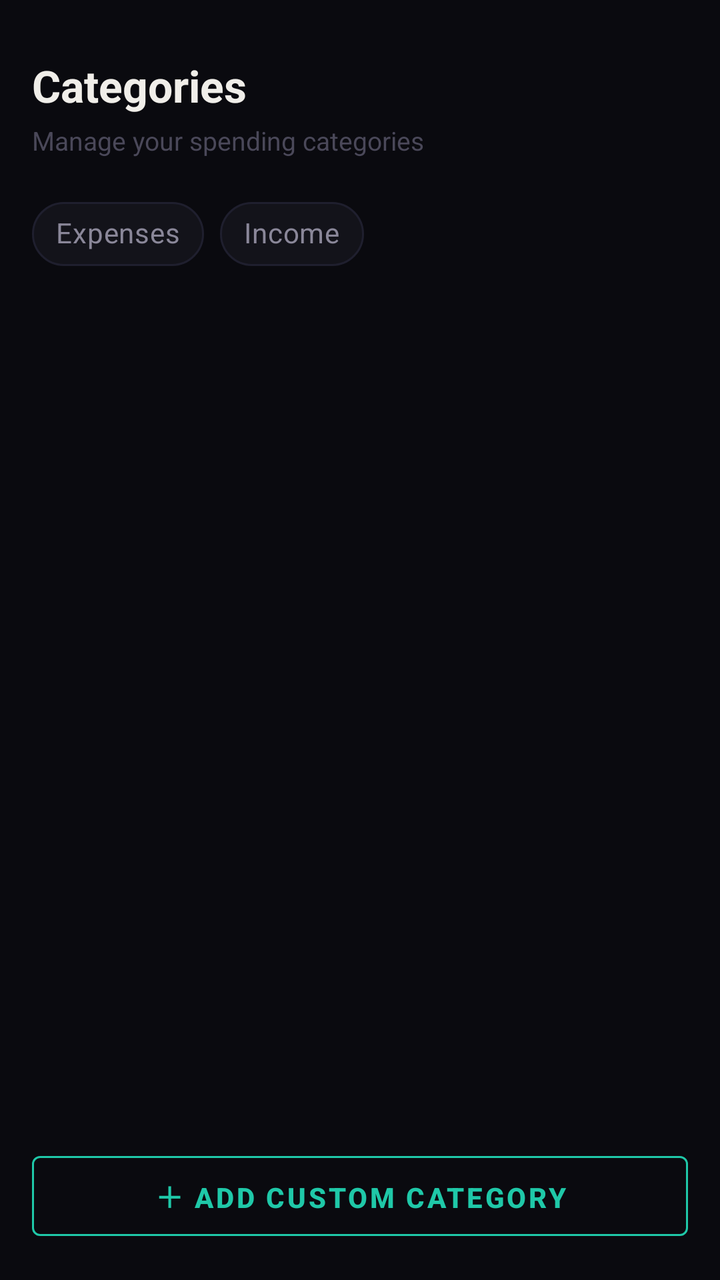
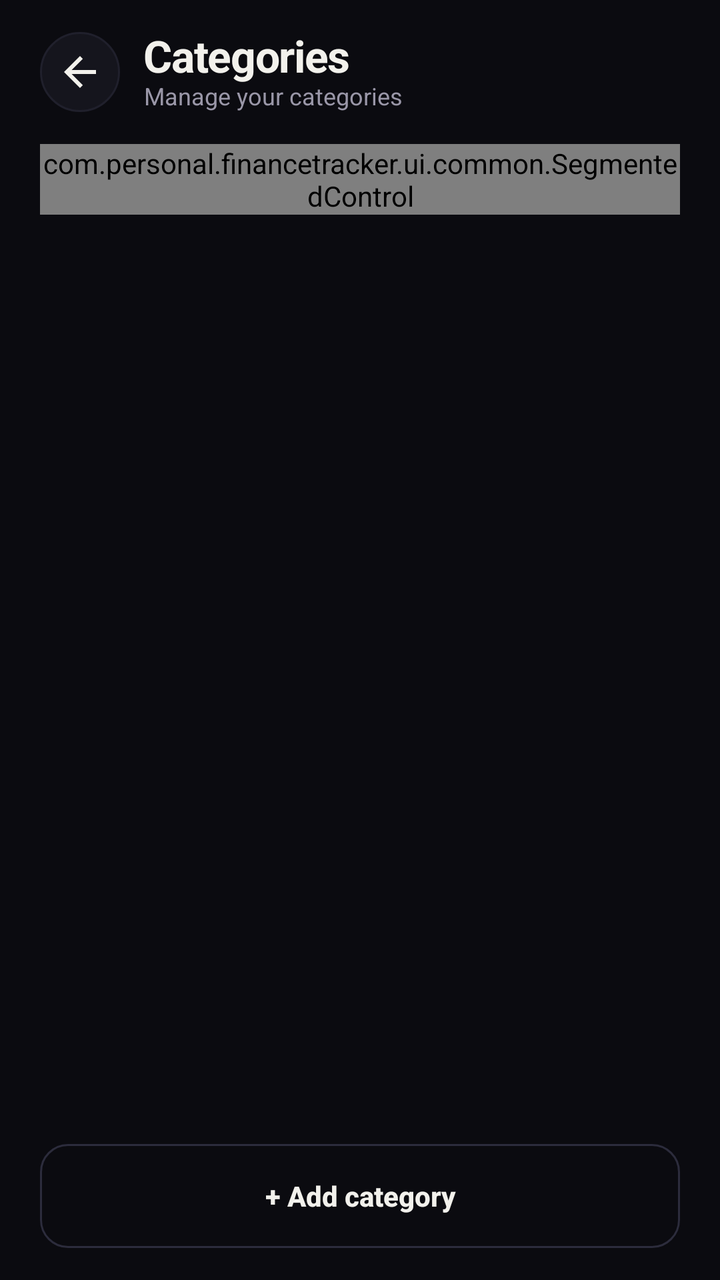

Before-and-after screenshots of an Android layout around one commit, followed by the original layout XML and the change that was made.
<!-- AndroidManifest.xml: application theme Theme.FinanceTracker -->
<!-- res/layout/fragment_categories.xml -->
<?xml version="1.0" encoding="utf-8"?>
<LinearLayout xmlns:android="http://schemas.android.com/apk/res/android"
    xmlns:app="http://schemas.android.com/apk/res-auto"
    android:layout_width="match_parent"
    android:layout_height="match_parent"
    android:orientation="vertical"
    android:background="@color/bg">

    <LinearLayout android:layout_width="match_parent" android:layout_height="wrap_content"
        android:orientation="vertical" android:paddingHorizontal="16dp"
        android:paddingTop="28dp" android:paddingBottom="8dp">

        <TextView android:layout_width="wrap_content" android:layout_height="wrap_content"
            android:text="Categories" android:textColor="@color/text_primary"
            android:textSize="22sp" android:textStyle="bold" android:layout_marginBottom="4dp"/>
        <TextView android:layout_width="wrap_content" android:layout_height="wrap_content"
            android:text="Manage your spending categories"
            android:textColor="@color/text_muted" android:textSize="13sp" android:layout_marginBottom="14dp"/>

        <com.google.android.material.chip.ChipGroup
            android:layout_width="match_parent" android:layout_height="wrap_content"
            android:layout_marginBottom="12dp" app:singleSelection="true">
            <com.google.android.material.chip.Chip android:id="@+id/chip_expense"
                android:layout_width="wrap_content" android:layout_height="wrap_content"
                android:text="Expenses" style="@style/Widget.MaterialComponents.Chip.Filter"
                android:textColor="@color/text_secondary" app:chipBackgroundColor="@color/bg_card"
                app:chipStrokeColor="@color/border" app:chipStrokeWidth="1dp"/>
            <com.google.android.material.chip.Chip android:id="@+id/chip_income"
                android:layout_width="wrap_content" android:layout_height="wrap_content"
                android:text="Income" style="@style/Widget.MaterialComponents.Chip.Filter"
                android:textColor="@color/text_secondary" app:chipBackgroundColor="@color/bg_card"
                app:chipStrokeColor="@color/border" app:chipStrokeWidth="1dp"/>
        </com.google.android.material.chip.ChipGroup>
    </LinearLayout>

    <androidx.recyclerview.widget.RecyclerView
        android:id="@+id/rv_categories"
        android:layout_width="match_parent"
        android:layout_height="0dp"
        android:layout_weight="1"
        android:paddingHorizontal="16dp"
        android:clipToPadding="false"
        android:paddingBottom="80dp"/>

    <com.google.android.material.button.MaterialButton
        android:id="@+id/btn_add_category"
        android:layout_width="match_parent"
        android:layout_height="52dp"
        android:layout_marginHorizontal="16dp"
        android:layout_marginBottom="16dp"
        android:text="＋ Add Custom Category"
        android:textSize="14sp" android:textStyle="bold"
        android:textColor="@color/accent"
        style="@style/Widget.MaterialComponents.Button.OutlinedButton"
        app:strokeColor="@color/accent"/>

</LinearLayout>
<!-- resources referenced by this layout -->
<resources>
  <color name="bg">#0A0A0F</color>
  <color name="bg_card">#13131A</color>
  <color name="border">#1F1F2E</color>
  <color name="text_muted">#4A4859</color>
  <color name="text_primary">#F0EEE9</color>
  <color name="text_secondary">#8A8799</color>
  <style name="Theme.FinanceTracker" parent="Theme.MaterialComponents.DayNight.NoActionBar">
          <item name="colorPrimary">@color/accent</item>
          <item name="colorPrimaryVariant">@color/accent_dark</item>
          <item name="colorOnPrimary">@color/on_accent</item>
          <item name="colorSecondary">@color/income</item>
          <item name="colorOnSecondary">@color/black</item>
          <item name="colorSurface">@color/bg_card</item>
          <item name="colorOnSurface">@color/text_primary</item>
          <item name="android:colorBackground">@color/bg</item>
          <item name="android:windowBackground">@color/bg</item>
          <item name="android:statusBarColor">@color/bg</item>
          <item name="android:navigationBarColor">@color/bg_card</item>
          <item name="android:textColorPrimary">@color/text_primary</item>
          <item name="android:textColorSecondary">@color/text_secondary</item>
  
          
          <item name="alertDialogTheme">@style/FinanceDialog</item>
          <item name="android:alertDialogTheme">@style/FinanceDialog</item>
          <item name="android:datePickerDialogTheme">@style/FinanceDatePicker</item>
      </style>
  <!-- drawable dialog_bg (drawable) -->
  <?xml version="1.0" encoding="utf-8"?>
  <shape xmlns:android="http://schemas.android.com/apk/res/android" android:shape="rectangle">
      <corners android:radius="18dp"/>
      <solid android:color="@color/bg_card"/>
      <stroke android:width="1dp" android:color="@color/border_light"/>
  </shape>
  <color name="border_light">#2A2A3A</color>
  <!-- unchanged entries left out for length: 8 -->
</resources>

<!-- the commit's change to res/layout/fragment_categories.xml (unified diff, before → after) -->
@@ -7,51 +7,26 @@
     android:background="@color/bg">
 
     <LinearLayout android:layout_width="match_parent" android:layout_height="wrap_content"
-        android:orientation="vertical" android:paddingHorizontal="16dp"
-        android:paddingTop="28dp" android:paddingBottom="8dp">
+        android:orientation="vertical" android:paddingHorizontal="@dimen/screen_padding" android:paddingTop="16dp">
+        <LinearLayout android:layout_width="match_parent" android:layout_height="wrap_content" android:orientation="horizontal" android:gravity="center_vertical">
+            <ImageButton android:id="@+id/btn_back" style="@style/IconButton" android:src="@drawable/ic_back" android:contentDescription="Back" android:layout_marginEnd="12dp"/>
+            <LinearLayout android:layout_width="0dp" android:layout_height="wrap_content" android:layout_weight="1" android:orientation="vertical">
+                <TextView style="@style/Text.ScreenTitle" android:layout_width="wrap_content" android:layout_height="wrap_content" android:text="@string/categories" android:textSize="22sp"/>
+                <TextView style="@style/Text.Caption" android:layout_width="wrap_content" android:layout_height="wrap_content" android:text="@string/manage_categories"/>
+            </LinearLayout>
+        </LinearLayout>
 
-        <TextView android:layout_width="wrap_content" android:layout_height="wrap_content"
-            android:text="Categories" android:textColor="@color/text_primary"
-            android:textSize="22sp" android:textStyle="bold" android:layout_marginBottom="4dp"/>
-        <TextView android:layout_width="wrap_content" android:layout_height="wrap_content"
-            android:text="Manage your spending categories"
-            android:textColor="@color/text_muted" android:textSize="13sp" android:layout_marginBottom="14dp"/>
-
-        <com.google.android.material.chip.ChipGroup
+        <com.personal.financetracker.ui.common.SegmentedControl android:id="@+id/seg_type"
             android:layout_width="match_parent" android:layout_height="wrap_content"
-            android:layout_marginBottom="12dp" app:singleSelection="true">
-            <com.google.android.material.chip.Chip android:id="@+id/chip_expense"
-                android:layout_width="wrap_content" android:layout_height="wrap_content"
-                android:text="Expenses" style="@style/Widget.MaterialComponents.Chip.Filter"
-                android:textColor="@color/text_secondary" app:chipBackgroundColor="@color/bg_card"
-                app:chipStrokeColor="@color/border" app:chipStrokeWidth="1dp"/>
-            <com.google.android.material.chip.Chip android:id="@+id/chip_income"
-                android:layout_width="wrap_content" android:layout_height="wrap_content"
-                android:text="Income" style="@style/Widget.MaterialComponents.Chip.Filter"
-                android:textColor="@color/text_secondary" app:chipBackgroundColor="@color/bg_card"
-                app:chipStrokeColor="@color/border" app:chipStrokeWidth="1dp"/>
-        </com.google.android.material.chip.ChipGroup>
+            app:segments="Expenses|Income" android:layout_marginTop="16dp" android:layout_marginBottom="8dp"/>
     </LinearLayout>
 
-    <androidx.recyclerview.widget.RecyclerView
-        android:id="@+id/rv_categories"
-        android:layout_width="match_parent"
-        android:layout_height="0dp"
-        android:layout_weight="1"
-        android:paddingHorizontal="16dp"
-        android:clipToPadding="false"
-        android:paddingBottom="80dp"/>
+    <androidx.recyclerview.widget.RecyclerView android:id="@+id/rv_categories"
+        android:layout_width="match_parent" android:layout_height="0dp" android:layout_weight="1"
+        android:paddingHorizontal="@dimen/screen_padding" android:clipToPadding="false" android:paddingBottom="16dp"/>
 
-    <com.google.android.material.button.MaterialButton
-        android:id="@+id/btn_add_category"
-        android:layout_width="match_parent"
-        android:layout_height="52dp"
-        android:layout_marginHorizontal="16dp"
-        android:layout_marginBottom="16dp"
-        android:text="＋ Add Custom Category"
-        android:textSize="14sp" android:textStyle="bold"
-        android:textColor="@color/accent"
-        style="@style/Widget.MaterialComponents.Button.OutlinedButton"
-        app:strokeColor="@color/accent"/>
-
+    <com.google.android.material.button.MaterialButton android:id="@+id/btn_add_category" style="@style/GhostButton"
+        android:layout_width="match_parent" android:layout_height="52dp"
+        android:layout_marginHorizontal="@dimen/screen_padding" android:layout_marginBottom="16dp"
+        android:text="+ Add category"/>
 </LinearLayout>
<!-- resource entries referenced after the edit -->
@@ -1,11 +1,62 @@
 <!-- resources referenced by this layout -->
 <resources>
-  <color name="bg">#0A0A0F</color>
-  <color name="bg_card">#13131A</color>
-  <color name="border">#1F1F2E</color>
-  <color name="text_muted">#4A4859</color>
-  <color name="text_primary">#F0EEE9</color>
-  <color name="text_secondary">#8A8799</color>
+  <color name="bg">#0B0B10</color>
+  <dimen name="screen_padding">20dp</dimen>
+  <!-- drawable ic_back (drawable) -->
+  <?xml version="1.0" encoding="utf-8"?>
+  <vector xmlns:android="http://schemas.android.com/apk/res/android"
+      android:width="24dp" android:height="24dp"
+      android:viewportWidth="24" android:viewportHeight="24">
+      <path android:fillColor="#FFFFFFFF" android:pathData="M20,11H7.83l5.59,-5.59L12,4l-8,8 8,8 1.41,-1.41L7.83,13H20v-2z"/>
+  </vector>
+  <string name="categories">Categories</string>
+  <string name="manage_categories">Manage your categories</string>
+  <style name="GhostButton" parent="Widget.MaterialComponents.Button.OutlinedButton">
+          <item name="android:textSize">14sp</item>
+          <item name="android:textStyle">bold</item>
+          <item name="android:textColor">@color/text_primary</item>
+          <item name="strokeColor">@color/border_light</item>
+          <item name="cornerRadius">14dp</item>
+          <item name="android:letterSpacing">0</item>
+          <item name="android:textAllCaps">false</item>
+          <item name="android:insetTop">0dp</item>
+          <item name="android:insetBottom">0dp</item>
+      </style>
+  <style name="IconButton">
+          <item name="android:layout_width">40dp</item>
+          <item name="android:layout_height">40dp</item>
+          <item name="android:background">@drawable/icon_button_bg</item>
+          <item name="android:scaleType">center</item>
+          <item name="tint">@color/text_primary</item>
+      </style>
+  <style name="Text.Caption">
+          <item name="android:textSize">12sp</item>
+          <item name="android:textColor">@color/text_secondary</item>
+      </style>
+  <style name="Text.ScreenTitle">
+          <item name="android:textSize">26sp</item>
+          <item name="android:textStyle">bold</item>
+          <item name="android:letterSpacing">-0.02</item>
+      </style>
+  <color name="bg_card">#15151D</color>
+  <color name="expense">#FF5C7A</color>
+  <style name="FinanceBottomSheet" parent="Theme.MaterialComponents.DayNight.BottomSheetDialog">
+          <item name="bottomSheetStyle">@style/FinanceBottomSheetStyle</item>
+          <item name="android:navigationBarColor">@color/bg_card</item>
+      </style>
+  <style name="FinanceSnackbar" parent="Widget.MaterialComponents.Snackbar">
+          <item name="backgroundTint">@color/bg_elevated</item>
+      </style>
+  <style name="FinanceSnackbarText" parent="Widget.MaterialComponents.Snackbar.TextView">
+          <item name="android:textColor">@color/text_primary</item>
+      </style>
+  <style name="FinanceSnackbarButton" parent="Widget.MaterialComponents.Button.TextButton.Snackbar">
+          <item name="android:textColor">@color/accent</item>
+      </style>
+  <color name="bg_hover">#26263A</color>
+  <color name="border">#20202C</color>
+  <color name="text_primary">#F2F1EC</color>
+  <color name="text_secondary">#9A97A8</color>
   <style name="Theme.FinanceTracker" parent="Theme.MaterialComponents.DayNight.NoActionBar">
           <item name="colorPrimary">@color/accent</item>
           <item name="colorPrimaryVariant">@color/accent_dark</item>
@@ -14,26 +65,51 @@
           <item name="colorOnSecondary">@color/black</item>
           <item name="colorSurface">@color/bg_card</item>
           <item name="colorOnSurface">@color/text_primary</item>
+          <item name="colorError">@color/expense</item>
           <item name="android:colorBackground">@color/bg</item>
           <item name="android:windowBackground">@color/bg</item>
           <item name="android:statusBarColor">@color/bg</item>
           <item name="android:navigationBarColor">@color/bg_card</item>
           <item name="android:textColorPrimary">@color/text_primary</item>
           <item name="android:textColorSecondary">@color/text_secondary</item>
+          <item name="android:windowLightStatusBar">false</item>
   
-          
           <item name="alertDialogTheme">@style/FinanceDialog</item>
           <item name="android:alertDialogTheme">@style/FinanceDialog</item>
           <item name="android:datePickerDialogTheme">@style/FinanceDatePicker</item>
+          <item name="bottomSheetDialogTheme">@style/FinanceBottomSheet</item>
+          <item name="snackbarStyle">@style/FinanceSnackbar</item>
+          <item name="snackbarTextViewStyle">@style/FinanceSnackbarText</item>
+          <item name="snackbarButtonStyle">@style/FinanceSnackbarButton</item>
       </style>
   <!-- drawable dialog_bg (drawable) -->
   <?xml version="1.0" encoding="utf-8"?>
   <shape xmlns:android="http://schemas.android.com/apk/res/android" android:shape="rectangle">
-      <corners android:radius="18dp"/>
+      <corners android:radius="22dp"/>
       <solid android:color="@color/bg_card"/>
       <stroke android:width="1dp" android:color="@color/border_light"/>
   </shape>
-  <color name="border_light">#2A2A3A</color>
+  <style name="FinanceBottomSheetStyle" parent="Widget.MaterialComponents.BottomSheet.Modal">
+          <item name="backgroundTint">@color/bg_card</item>
+          <item name="shapeAppearanceOverlay">@style/FinanceBottomSheetShape</item>
+      </style>
+  <color name="bg_elevated">#1E1E2A</color>
+  <style name="FinanceBottomSheetShape" parent="">
+          <item name="cornerFamily">rounded</item>
+          <item name="cornerSizeTopLeft">24dp</item>
+          <item name="cornerSizeTopRight">24dp</item>
+      </style>
+  <color name="border_light">#2C2C3C</color>
+  <!-- drawable icon_button_bg (drawable) -->
+  <?xml version="1.0" encoding="utf-8"?>
+  <ripple xmlns:android="http://schemas.android.com/apk/res/android" android:color="@color/bg_hover">
+      <item>
+          <shape android:shape="oval">
+              <solid android:color="@color/bg_card"/>
+              <stroke android:width="1dp" android:color="@color/border"/>
+          </shape>
+      </item>
+  </ripple>
   <!-- unchanged entries left out for length: 8 -->
 </resources>
 
